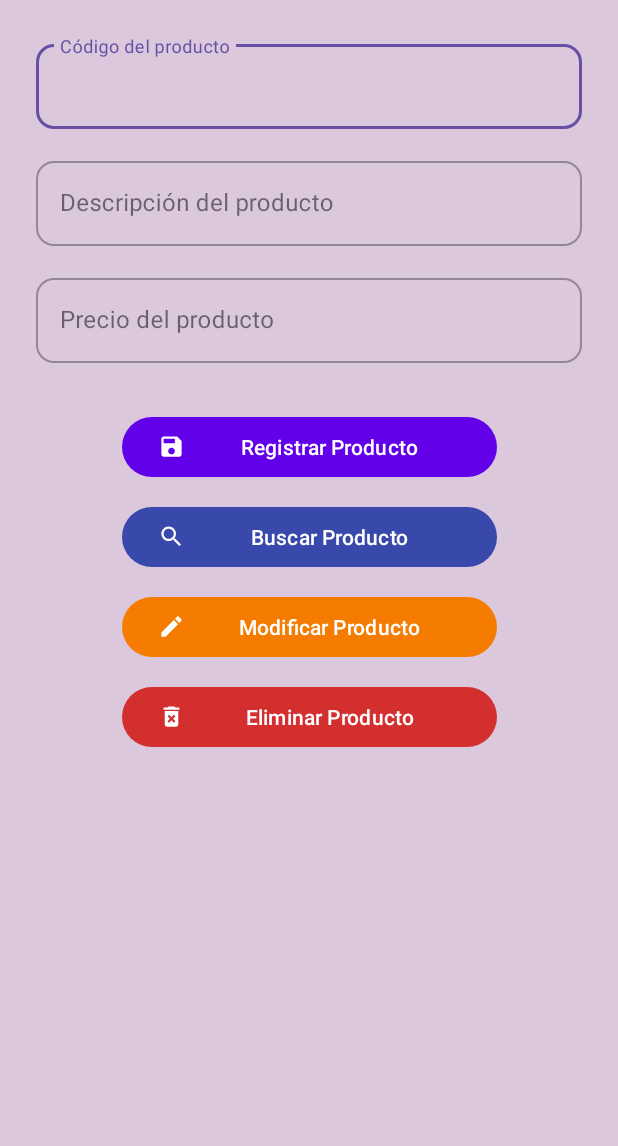
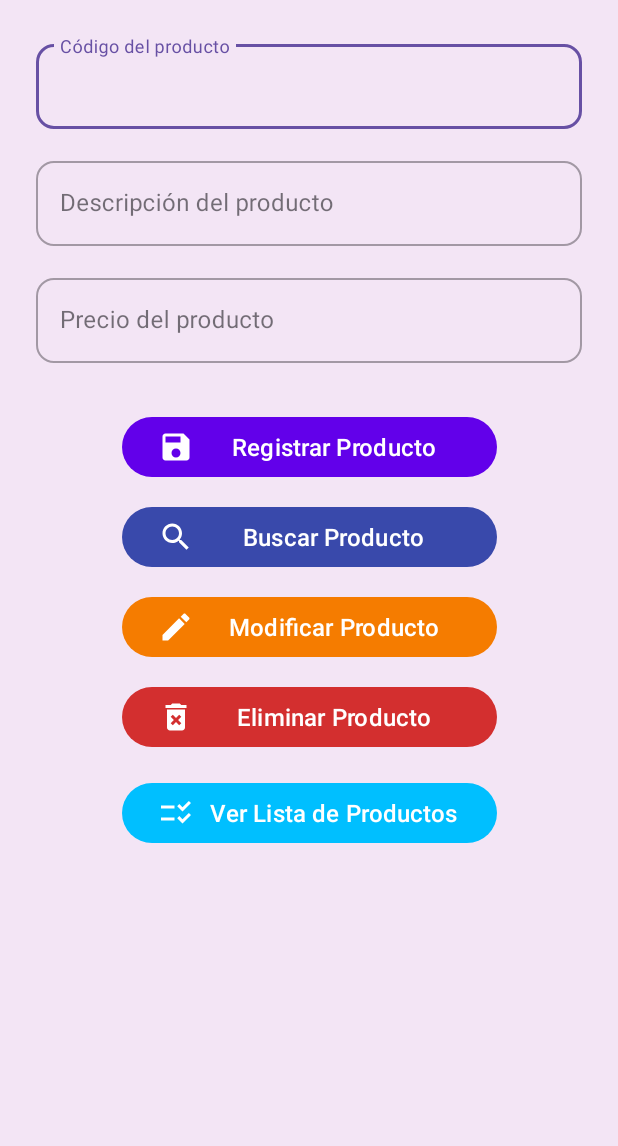
Before and after one commit to F0ch1s/lab06act2, an Android app: the screen it shows after launch (MainActivity), on a phone screen of 412 x 824 dp, the part 90-1236 px from its top. Run offline under Robolectric (Android 15) with nearby library versions, the phone set to English and light mode, and no system bars.

Commit message:
Mensaje del commit

```diff
--- /dev/null
+++ b/app/src/main/res/drawable/ic_baseline_list_24.xml
@@ -0,0 +1,5 @@
+<vector xmlns:android="http://schemas.android.com/apk/res/android" android:height="24dp" android:tint="#000000" android:viewportHeight="24" android:viewportWidth="24" android:width="24dp">
+
+    <path android:fillColor="@android:color/white" android:pathData="M11,7H2v2h9V7zM11,15H2v2h9V15zM16.34,11l-3.54,-3.54l1.41,-1.41l2.12,2.12l4.24,-4.24L22,5.34L16.34,11zM16.34,19l-3.54,-3.54l1.41,-1.41l2.12,2.12l4.24,-4.24L22,13.34L16.34,19z"/>
+
+</vector>
--- /dev/null
+++ b/app/src/main/res/drawable/ic_lampara.xml
@@ -0,0 +1,5 @@
+<vector xmlns:android="http://schemas.android.com/apk/res/android" android:height="24dp" android:tint="#000000" android:viewportHeight="24" android:viewportWidth="24" android:width="24dp">
+
+    <path android:fillColor="@android:color/white" android:pathData="M19,9l1.25,-2.75L23,5l-2.75,-1.25L19,1l-1.25,2.75L15,5l2.75,1.25L19,9zM11.5,9.5L9,4 6.5,9.5 1,12l5.5,2.5L9,20l2.5,-5.5L17,12l-5.5,-2.5zM19,15l-1.25,2.75L15,19l2.75,1.25L19,23l1.25,-2.75L23,19l-2.75,-1.25L19,15z"/>
+
+</vector>
--- /dev/null
+++ b/app/src/main/res/drawable/ic_mesa.xml
@@ -0,0 +1,5 @@
+<vector xmlns:android="http://schemas.android.com/apk/res/android" android:height="24dp" android:tint="#000000" android:viewportHeight="24" android:viewportWidth="24" android:width="24dp">
+
+    <path android:fillColor="@android:color/white" android:pathData="M19,5L5,5c-1.1,0 -2,0.9 -2,2v10c0,1.1 0.9,2 2,2h14c1.1,0 2,-0.9 2,-2L21,7c0,-1.1 -0.9,-2 -2,-2zM19,17L5,17L5,7h14v10z"/>
+
+</vector>
--- /dev/null
+++ b/app/src/main/res/drawable/ic_producto.xml
@@ -0,0 +1,5 @@
+<vector xmlns:android="http://schemas.android.com/apk/res/android" android:height="24dp" android:tint="#000000" android:viewportHeight="24" android:viewportWidth="24" android:width="24dp">
+
+    <path android:fillColor="@android:color/white" android:pathData="M17.6,9.48l1.84,-3.18c0.16,-0.31 0.04,-0.69 -0.26,-0.85c-0.29,-0.15 -0.65,-0.06 -0.83,0.22l-1.88,3.24c-2.86,-1.21 -6.08,-1.21 -8.94,0L5.65,5.67c-0.19,-0.29 -0.58,-0.38 -0.87,-0.2C4.5,5.65 4.41,6.01 4.56,6.3L6.4,9.48C3.3,11.25 1.28,14.44 1,18h22C22.72,14.44 20.7,11.25 17.6,9.48zM7,15.25c-0.69,0 -1.25,-0.56 -1.25,-1.25c0,-0.69 0.56,-1.25 1.25,-1.25S8.25,13.31 8.25,14C8.25,14.69 7.69,15.25 7,15.25zM17,15.25c-0.69,0 -1.25,-0.56 -1.25,-1.25c0,-0.69 0.56,-1.25 1.25,-1.25s1.25,0.56 1.25,1.25C18.25,14.69 17.69,15.25 17,15.25z"/>
+
+</vector>
--- a/app/src/main/res/layout/activity_main.xml
+++ b/app/src/main/res/layout/activity_main.xml
@@ -5,7 +5,7 @@
     xmlns:tools="http://schemas.android.com/tools"
     android:layout_width="match_parent"
     android:layout_height="match_parent"
-    android:background="#DBC8DD"
+    android:background="#F3E5F5"
     tools:context=".MainActivity">
 
     <!-- Barra superior -->
@@ -114,12 +114,15 @@
         android:layout_height="wrap_content"
         android:layout_marginTop="32dp"
         android:text="@string/BotonRegistrar"
+        android:textSize="16sp"
         android:textAllCaps="false"
         android:textColor="@android:color/white"
         app:backgroundTint="#6200EA"
         app:icon="@drawable/ic_baseline_save_24"
+        app:iconSize="24dp"
         app:iconPadding="8dp"
         app:iconTint="@android:color/white"
+        app:cornerRadius="32dp"
         android:onClick="Registrar"
         app:layout_constraintTop_toBottomOf="@+id/inputLayoutPrecio"
         app:layout_constraintStart_toStartOf="parent"
@@ -132,12 +135,15 @@
         android:layout_height="wrap_content"
         android:layout_marginTop="12dp"
         android:text="@string/BotonBuscar"
+        android:textSize="16sp"
         android:textAllCaps="false"
         android:textColor="@android:color/white"
         app:backgroundTint="#3949AB"
         app:icon="@drawable/ic_baseline_search_24"
+        app:iconSize="24dp"
         app:iconPadding="8dp"
         app:iconTint="@android:color/white"
+        app:cornerRadius="32dp"
         android:onClick="Buscar"
         app:layout_constraintTop_toBottomOf="@+id/btnRegistrar"
         app:layout_constraintStart_toStartOf="parent"
@@ -150,12 +156,15 @@
         android:layout_height="wrap_content"
         android:layout_marginTop="12dp"
         android:text="@string/BotonModificar"
+        android:textSize="16sp"
         android:textAllCaps="false"
         android:textColor="@android:color/white"
         app:backgroundTint="#F57C00"
         app:icon="@drawable/ic_baseline_edit_24"
+        app:iconSize="24dp"
         app:iconPadding="8dp"
         app:iconTint="@android:color/white"
+        app:cornerRadius="32dp"
         android:onClick="Modificar"
         app:layout_constraintTop_toBottomOf="@+id/btnBuscar"
         app:layout_constraintStart_toStartOf="parent"
@@ -168,14 +177,38 @@
         android:layout_height="wrap_content"
         android:layout_marginTop="12dp"
         android:text="@string/BotonEliminar"
+        android:textSize="16sp"
         android:textAllCaps="false"
         android:textColor="@android:color/white"
         app:backgroundTint="#D32F2F"
         app:icon="@drawable/ic_baseline_delete_forever_24"
+        app:iconSize="24dp"
         app:iconPadding="8dp"
         app:iconTint="@android:color/white"
+        app:cornerRadius="32dp"
         android:onClick="Eliminar"
         app:layout_constraintTop_toBottomOf="@+id/btnModificar"
         app:layout_constraintStart_toStartOf="parent"
         app:layout_constraintEnd_toEndOf="parent" />
+
+    <!-- Botón Ver Lista -->
+    <com.google.android.material.button.MaterialButton
+        android:id="@+id/btnVerLista"
+        android:layout_width="250dp"
+        android:layout_height="wrap_content"
+        android:layout_marginTop="16dp"
+        android:text="Ver Lista de Productos"
+        android:textSize="16sp"
+        android:textColor="@android:color/white"
+        android:textAllCaps="false"
+        app:backgroundTint="#00BFFF"
+        app:icon="@drawable/ic_baseline_list_24"
+        app:iconSize="24dp"
+        app:iconPadding="8dp"
+        app:iconTint="@android:color/white"
+        app:cornerRadius="32dp"
+        android:onClick="verLista"
+        app:layout_constraintTop_toBottomOf="@+id/btnEliminar"
+        app:layout_constraintStart_toStartOf="parent"
+        app:layout_constraintEnd_toEndOf="parent" />
 </androidx.constraintlayout.widget.ConstraintLayout>
```
Also changed, not shown: app/src/main/AndroidManifest.xml (+9 -2 lines), app/src/main/java/com/example/basededatos/Articulo.java (added, +26 -0 lines), app/src/main/java/com/example/basededatos/ArticuloAdapter.java (added, +62 -0 lines), app/src/main/java/com/example/basededatos/ListaArticulosActivity.java (added, +50 -0 lines), app/src/main/java/com/example/basededatos/MainActivity.java (+50 -37 lines), app/src/main/res/layout/activity_lista_articulos.xml (added, +44 -0 lines), app/src/main/res/layout/item_articulo.xml (added, +57 -0 lines).
